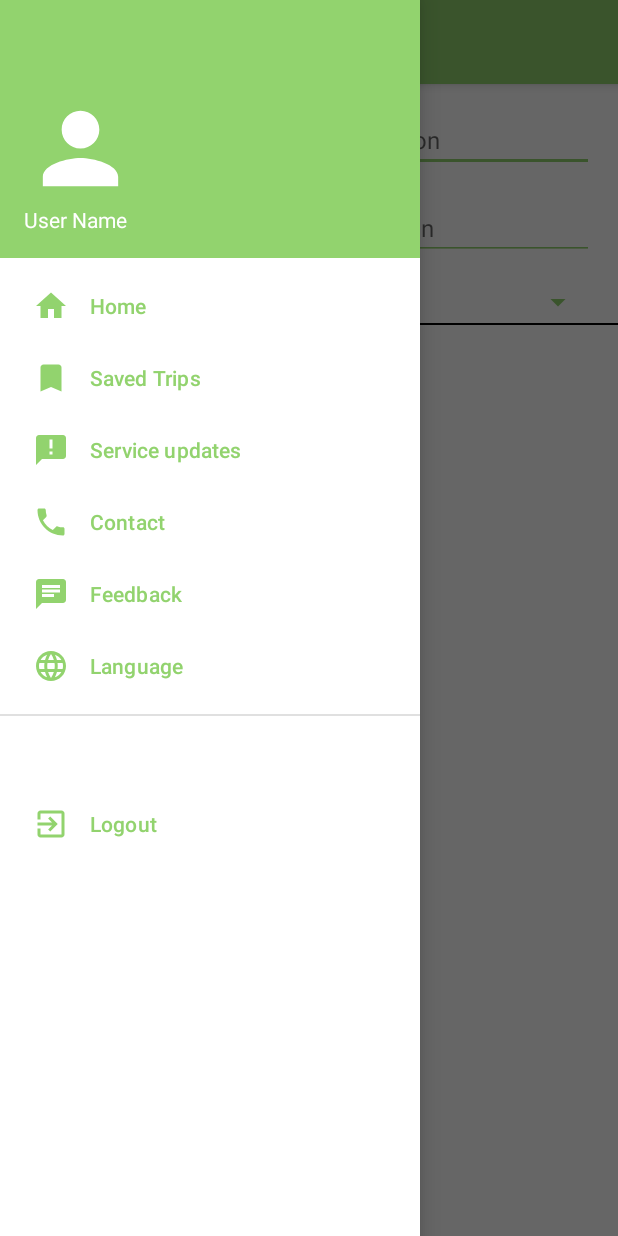
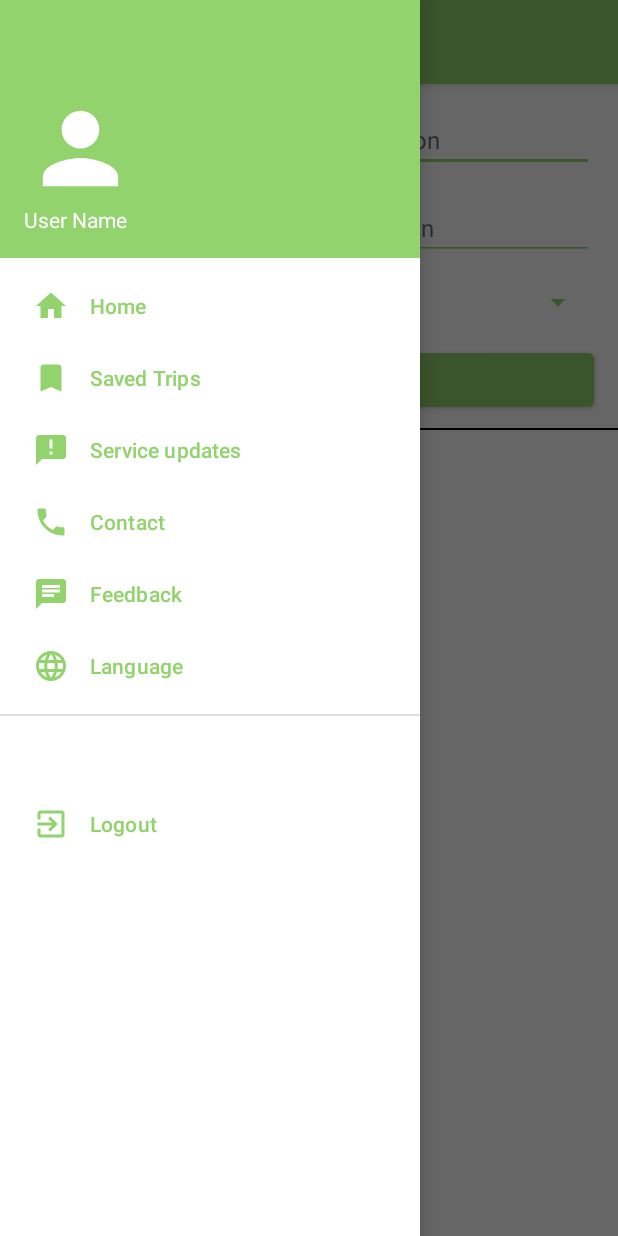
Before and after one commit to mochibocchi/OlympiNaV, an Android app: the PlanTripActivity screen opened directly, with no data from a screen before it, with the side drawer open, on a phone screen of 412 x 824 dp. Run offline under Robolectric (Android 15) with nearby library versions, the phone set to English and light mode, and no system bars.

Commit message:
PlanTripActivity working.

```diff
--- a/app/build.gradle.kts
+++ b/app/build.gradle.kts
@@ -38,6 +38,7 @@ dependencies {
     implementation("androidx.constraintlayout:constraintlayout:2.1.4")
     implementation("androidx.room:room-common:2.5.2")
     implementation("androidx.room:room-runtime:2.5.2")
+    implementation("androidx.recyclerview:recyclerview:1.3.1")
     testImplementation("junit:junit:4.13.2")
     androidTestImplementation("androidx.test.ext:junit:1.1.5")
     androidTestImplementation("androidx.test.espresso:espresso-core:3.5.1")
--- a/app/src/main/java/com/example/olympinav/PlanTripActivity.java
+++ b/app/src/main/java/com/example/olympinav/PlanTripActivity.java
@@ -2,23 +2,25 @@ package com.example.olympinav;
 
 import android.app.DatePickerDialog;
 import android.app.TimePickerDialog;
-import android.content.Intent;
 import android.os.Bundle;
 import android.view.LayoutInflater;
 import android.view.View;
 import android.view.ViewGroup;
 import android.widget.AdapterView;
 import android.widget.ArrayAdapter;
-import android.widget.DatePicker;
+import android.widget.Button;
 import android.widget.EditText;
 import android.widget.Spinner;
 import android.widget.TextView;
-import android.widget.TimePicker;
+import android.widget.Toast;
 
 import androidx.annotation.NonNull;
 import androidx.annotation.Nullable;
+import androidx.recyclerview.widget.DefaultItemAnimator;
+import androidx.recyclerview.widget.LinearLayoutManager;
 import androidx.recyclerview.widget.RecyclerView;
 
+import com.example.olympinav.generators.Generator;
 import com.example.olympinav.models.TransportationMethod;
 import com.example.olympinav.models.TransportationMethodType;
 import com.example.olympinav.models.Trip;
@@ -28,23 +30,37 @@ import java.time.LocalDateTime;
 import java.time.ZoneId;
 import java.time.format.DateTimeFormatter;
 import java.time.temporal.ChronoUnit;
+import java.util.ArrayList;
 import java.util.Calendar;
 import java.util.HashMap;
 import java.util.List;
 import java.util.Map;
 
 public class PlanTripActivity extends BaseActivity {
+  private List<Trip> trips = new ArrayList<>();
+  private LocalDateTime datetime;
+  private TripPlannerRecyclerViewAdapter adapter;
+  private EditText startLocationET;
+  private EditText endLocationET;
+
   @Override
   protected void onCreate(@Nullable Bundle savedInstanceState) {
     super.onCreate(savedInstanceState);
     setContentView(R.layout.activity_plan_trip);
     setupActivity();
+    setupRecyclerView();
+    setupTripDetailsFields();
+  }
+
+  private void setupTripDetailsFields() {
+    startLocationET = findViewById(R.id.startLocationET);
+    endLocationET = findViewById(R.id.endLocationET);
 
     Spinner tripTypeSpinner = findViewById(R.id.tripTypeSpinner);
-    ArrayAdapter<CharSequence> adapter = ArrayAdapter.createFromResource(this,
+    ArrayAdapter<CharSequence> arrayAdapter = ArrayAdapter.createFromResource(this,
         R.array.plan_trip_options, android.R.layout.simple_spinner_item);
-    adapter.setDropDownViewResource(android.R.layout.simple_spinner_dropdown_item);
-    tripTypeSpinner.setAdapter(adapter);
+    arrayAdapter.setDropDownViewResource(android.R.layout.simple_spinner_dropdown_item);
+    tripTypeSpinner.setAdapter(arrayAdapter);
 
     EditText tripDateTimeET = findViewById(R.id.tripDateTimeET);
     tripDateTimeET.setOnClickListener(v -> {
@@ -56,7 +72,7 @@ public class PlanTripActivity extends BaseActivity {
         new TimePickerDialog(PlanTripActivity.this, (view1, hourOfDay, minute) -> {
           date.set(Calendar.HOUR_OF_DAY, hourOfDay);
           date.set(Calendar.MINUTE, minute);
-          LocalDateTime datetime = LocalDateTime.ofInstant(date.toInstant(), ZoneId.systemDefault());
+          datetime = LocalDateTime.ofInstant(date.toInstant(), ZoneId.systemDefault());
           tripDateTimeET.setText(datetime.format(DateTimeFormatter.ofPattern("hh:mma dd/MM/yy")));
         }, currentDate.get(Calendar.HOUR_OF_DAY), currentDate.get(Calendar.MINUTE), false).show();
       }, currentDate.get(Calendar.YEAR), currentDate.get(Calendar.MONTH), currentDate.get(Calendar.DATE)).show();
@@ -66,9 +82,10 @@ public class PlanTripActivity extends BaseActivity {
     tripTypeSpinner.setOnItemSelectedListener(new AdapterView.OnItemSelectedListener() {
       @Override
       public void onItemSelected(AdapterView<?> adapterView, View view, int i, long l) {
-        if (adapter.getItem(i).equals("Now")) {
+        if (arrayAdapter.getItem(i).equals("Now")) {
           tripDateTimeET.setText("");
           tripDateTimeET.setVisibility(View.GONE);
+          datetime = LocalDateTime.now();
         } else {
           tripDateTimeET.setVisibility(View.VISIBLE);
           tripDateTimeET.callOnClick();
@@ -79,10 +96,41 @@ public class PlanTripActivity extends BaseActivity {
       public void onNothingSelected(AdapterView<?> adapterView) {
       }
     });
+
+    Button searchButton = findViewById(R.id.searchButton);
+    searchButton.setOnClickListener(v -> {
+      if (startLocationET.getText().length() == 0) {
+        Toast.makeText(PlanTripActivity.this, "Please enter a start location", Toast.LENGTH_SHORT).show();
+        return;
+      }
+      if (endLocationET.getText().length() == 0) {
+        Toast.makeText(PlanTripActivity.this, "Please enter an end location", Toast.LENGTH_SHORT).show();
+        return;
+      }
+      trips = new ArrayList<>();
+      if (tripTypeSpinner.getSelectedItemPosition() == 2)
+        for (int i = 0; i < 4; i++) trips.add(Generator.generateTripBackwards(datetime));
+      else
+        for (int i = 0; i < 4; i++) trips.add(Generator.generateTripForwards(datetime));
+      adapter.setTrips(trips);
+      adapter.notifyDataSetChanged();
+    });
   }
 
-  private class TripPlannerRecyclerView extends RecyclerView.Adapter<TripPlannerRowViewHolder> {
+  private void setupRecyclerView() {
+    RecyclerView recyclerView = findViewById(R.id.recyclerView);
+    adapter = new TripPlannerRecyclerViewAdapter(trips);
+    recyclerView.setItemAnimator(new DefaultItemAnimator());
+    recyclerView.setLayoutManager(new LinearLayoutManager(this));
+    recyclerView.setAdapter(adapter);
+  }
+
+  class TripPlannerRecyclerViewAdapter extends RecyclerView.Adapter<TripPlannerRowViewHolder> {
     private List<Trip> trips;
+
+    public TripPlannerRecyclerViewAdapter(List<Trip> trips) {
+      this.trips = trips;
+    }
 
     @NonNull
     @Override
@@ -93,9 +141,9 @@ public class PlanTripActivity extends BaseActivity {
 
     @Override
     public void onBindViewHolder(@NonNull TripPlannerRowViewHolder v, int position) {
-      Trip trip = trips.get(v.getAdapterPosition());
-      Map<TransportationMethodType, Integer> counts = new HashMap<>(4);
-      Map<TransportationMethodType, Integer> durations = new HashMap<>(4);
+      Trip trip = trips.get(position);
+      Map<TransportationMethodType, Integer> counts = new HashMap<>(TransportationMethodType.values().length);
+      Map<TransportationMethodType, Integer> durations = new HashMap<>(TransportationMethodType.values().length);
       for (TransportationMethod tm : trip.getiDontKnow()) {
         counts.merge(tm.getType(), 1, Integer::sum);
         durations.merge(tm.getType(), (int) ChronoUnit.MINUTES.between(tm.getBoardAt(), tm.getDepartAt()), Integer::sum);
@@ -103,25 +151,25 @@ public class PlanTripActivity extends BaseActivity {
       if (!counts.containsKey(TransportationMethodType.WALK))
         v.walkCard.setVisibility(View.GONE);
       if (!counts.containsKey(TransportationMethodType.BUS))
-        v.walkCard.setVisibility(View.GONE);
+        v.busCard.setVisibility(View.GONE);
       if (!counts.containsKey(TransportationMethodType.TRAIN))
-        v.walkCard.setVisibility(View.GONE);
+        v.trainCard.setVisibility(View.GONE);
       if (!counts.containsKey(TransportationMethodType.FERRY))
-        v.walkCard.setVisibility(View.GONE);
+        v.ferryCard.setVisibility(View.GONE);
 
       for (Map.Entry<TransportationMethodType, Integer> countEntry : counts.entrySet()) {
         if (countEntry.getKey() == TransportationMethodType.WALK) {
           v.walkCount.setText(countEntry.getValue() + " walks");
-          v.walkDuration.setText(countEntry.getValue() + " minutes");
+          v.walkDuration.setText(durations.getOrDefault(TransportationMethodType.WALK, 0) + " minutes");
         } else if (countEntry.getKey() == TransportationMethodType.BUS) {
           v.busCount.setText(countEntry.getValue() + " buses");
-          v.busDuration.setText(countEntry.getValue() + " minutes");
+          v.busDuration.setText(durations.getOrDefault(TransportationMethodType.BUS, 0) + " minutes");
         } else if (countEntry.getKey() == TransportationMethodType.TRAIN) {
           v.trainCount.setText(countEntry.getValue() + " trains");
-          v.trainDuration.setText(countEntry.getValue() + " minutes");
+          v.trainDuration.setText(durations.getOrDefault(TransportationMethodType.TRAIN, 0) + " minutes");
         } else if (countEntry.getKey() == TransportationMethodType.FERRY) {
           v.ferryCount.setText(countEntry.getValue() + " ferrys");
-          v.ferryDuration.setText(countEntry.getValue() + " minutes");
+          v.ferryDuration.setText(durations.getOrDefault(TransportationMethodType.FERRY, 0) + " minutes");
         }
       }
 
@@ -129,7 +177,7 @@ public class PlanTripActivity extends BaseActivity {
       LocalDateTime tripEndTime = trip.getiDontKnow().get(trip.getiDontKnow().size() - 1).getDepartAt();
       int tripDuration = (int) ChronoUnit.MINUTES.between(tripStartTime, tripEndTime);
       v.leaveAt.setText(tripStartTime.format(DateTimeFormatter.ofPattern("hh:mma")));
-      v.arriveAt.setText(tripStartTime.format(DateTimeFormatter.ofPattern("hh:mma")));
+      v.arriveAt.setText(tripEndTime.format(DateTimeFormatter.ofPattern("hh:mma")));
       v.duration.setText(tripDuration + " minutes");
     }
 
@@ -137,6 +185,10 @@ public class PlanTripActivity extends BaseActivity {
     @Override
     public int getItemCount() {
       return trips.size();
+    }
+
+    public void setTrips(List<Trip> trips) {
+      this.trips = trips;
     }
   }
 
@@ -180,7 +232,7 @@ public class PlanTripActivity extends BaseActivity {
       ferryDuration = itemView.findViewById(R.id.ferryDuration);
 
       leaveAt = itemView.findViewById(R.id.leaveAt);
-      duration = itemView.findViewById(R.id.duration);
+      duration = itemView.findViewById(R.id.totalDuration);
       arriveAt = itemView.findViewById(R.id.arriveAt);
     }
   }
--- a/app/src/main/res/layout/activity_plan_trip.xml
+++ b/app/src/main/res/layout/activity_plan_trip.xml
@@ -80,6 +80,18 @@
             app:layout_constraintEnd_toEndOf="parent"
             app:layout_constraintStart_toEndOf="@id/tripTypeSpinner" />
 
+        <Button
+            android:id="@+id/searchButton"
+            android:layout_width="match_parent"
+            android:layout_height="wrap_content"
+            android:text="Search"
+            android:layout_marginStart="16dp"
+            android:layout_marginEnd="16dp"
+            android:layout_marginTop="16dp"
+            app:layout_constraintEnd_toEndOf="parent"
+            app:layout_constraintEnd_toStartOf="parent"
+            app:layout_constraintTop_toBottomOf="@id/tripTypeSpinner" />
+
         <View
             android:id="@+id/divider"
             style="@style/Divider"
@@ -88,20 +100,18 @@
             android:layout_marginTop="8dp"
             app:layout_constraintEnd_toEndOf="parent"
             app:layout_constraintStart_toStartOf="parent"
-            app:layout_constraintTop_toBottomOf="@id/tripDateTimeET" />
+            app:layout_constraintTop_toBottomOf="@id/searchButton" />
 
-        <androidx.core.widget.NestedScrollView
+        <androidx.recyclerview.widget.RecyclerView
+            android:id="@+id/recyclerView"
             android:layout_width="match_parent"
             android:layout_height="0dp"
             app:layout_constraintBottom_toBottomOf="parent"
             app:layout_constraintEnd_toEndOf="parent"
-            app:layout_constraintHorizontal_bias="0.0"
             app:layout_constraintStart_toStartOf="parent"
-            app:layout_constraintTop_toBottomOf="@id/divider"
-            app:layout_constraintVertical_bias="0.0">
+            app:layout_constraintTop_toBottomOf="@id/divider">
 
-
-        </androidx.core.widget.NestedScrollView>
+        </androidx.recyclerview.widget.RecyclerView>
     </androidx.constraintlayout.widget.ConstraintLayout>
     <com.google.android.material.navigation.NavigationView
         android:id="@+id/nav_view"
--- a/app/src/main/res/layout/plan_trip_row.xml
+++ b/app/src/main/res/layout/plan_trip_row.xml
@@ -225,7 +225,7 @@
                 app:cardCornerRadius="0dp"
                 app:layout_constraintEnd_toEndOf="parent"
                 app:layout_constraintStart_toStartOf="parent"
-                app:layout_constraintTop_toBottomOf="@id/trainCard">
+                app:layout_constraintTop_toBottomOf="@id/walkCard">
 
                 <androidx.constraintlayout.widget.ConstraintLayout
                     android:layout_width="match_parent"
```
Also changed, not shown: app/src/main/java/com/example/olympinav/generators/Generator.java (+63 -7 lines), app/src/main/java/com/example/olympinav/models/PlanTripType.java (added, +7 -0 lines), app/src/main/java/com/example/olympinav/models/Trip.java (+8 -0 lines). Lines whose indentation alone changed are shown as unchanged.
